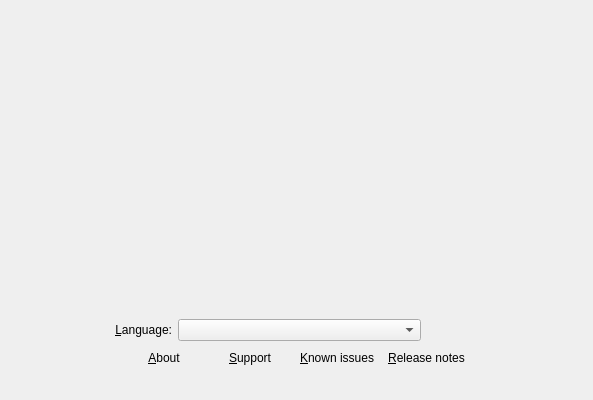
Old version of the form src/modules/welcome/WelcomePage.ui in the repository calamares/calamares.
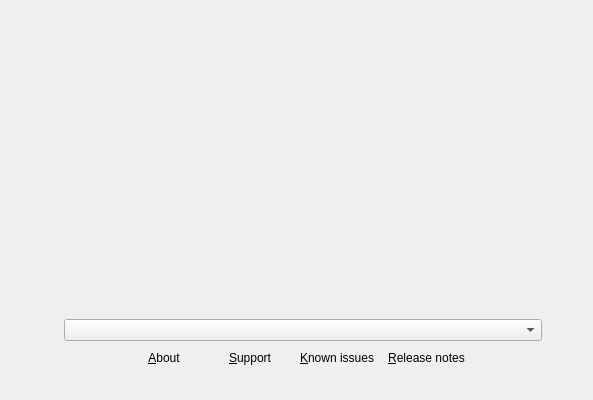
New version of the form. Icons and pictures are not drawn.

Commit message:
[welcome] Add standard language-chooser icon
 - After discussion with Red Hat UI advice, switch to standard icon
 - Tooltip as well

```diff
--- a/src/modules/welcome/WelcomePage.ui
+++ b/src/modules/welcome/WelcomePage.ui
@@ -46,7 +46,7 @@
       </widget>
      </item>
      <item>
-      <layout class="QHBoxLayout" name="horizontalLayout_3" stretch="0,1,2,1,0">
+      <layout class="QHBoxLayout" name="horizontalLayout_3" stretch="0,0,2,0">
        <item>
         <spacer name="horizontalSpacer_3">
          <property name="orientation">
@@ -64,21 +64,15 @@
         </spacer>
        </item>
        <item>
-        <widget class="QLabel" name="label">
-         <property name="sizePolicy">
-          <sizepolicy hsizetype="Preferred" vsizetype="Preferred">
-           <horstretch>1</horstretch>
-           <verstretch>0</verstretch>
-          </sizepolicy>
+        <widget class="QLabel" name="label_2">
+         <property name="toolTip">
+          <string>Select language</string>
          </property>
          <property name="text">
-          <string>&amp;Language:</string>
+          <string/>
          </property>
-         <property name="alignment">
-          <set>Qt::AlignRight|Qt::AlignTrailing|Qt::AlignVCenter</set>
-         </property>
-         <property name="buddy">
-          <cstring>languageWidget</cstring>
+         <property name="pixmap">
+          <pixmap resource="welcome.qrc">:/welcome/language-icon-48px.png</pixmap>
          </property>
         </widget>
        </item>
@@ -92,19 +86,6 @@
          </property>
         </widget>
        </item>
-       <item>
-        <spacer name="horizontalSpacer_5">
-         <property name="orientation">
-          <enum>Qt::Horizontal</enum>
-         </property>
-         <property name="sizeHint" stdset="0">
-          <size>
-           <width>40</width>
-           <height>20</height>
-          </size>
-         </property>
-        </spacer>
-       </item>
        <item>
         <spacer name="horizontalSpacer_4">
          <property name="orientation">
```
Left out of the diff: 7 changed lines with no effect on the pictures. The commit also changes 4 other files.
